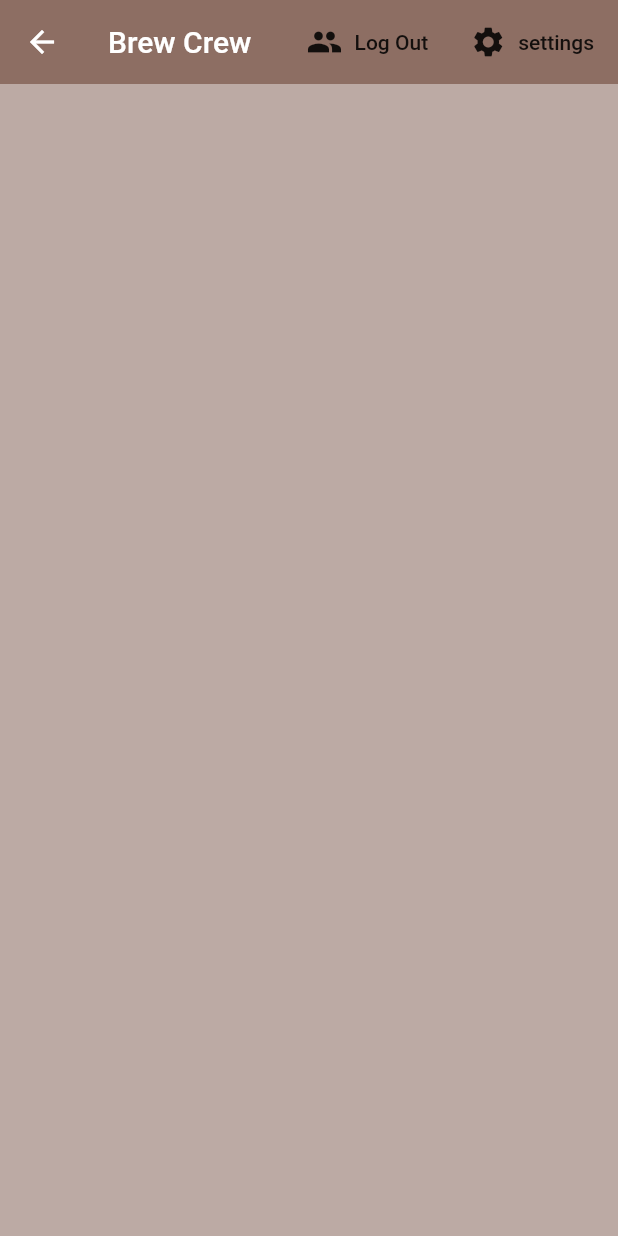
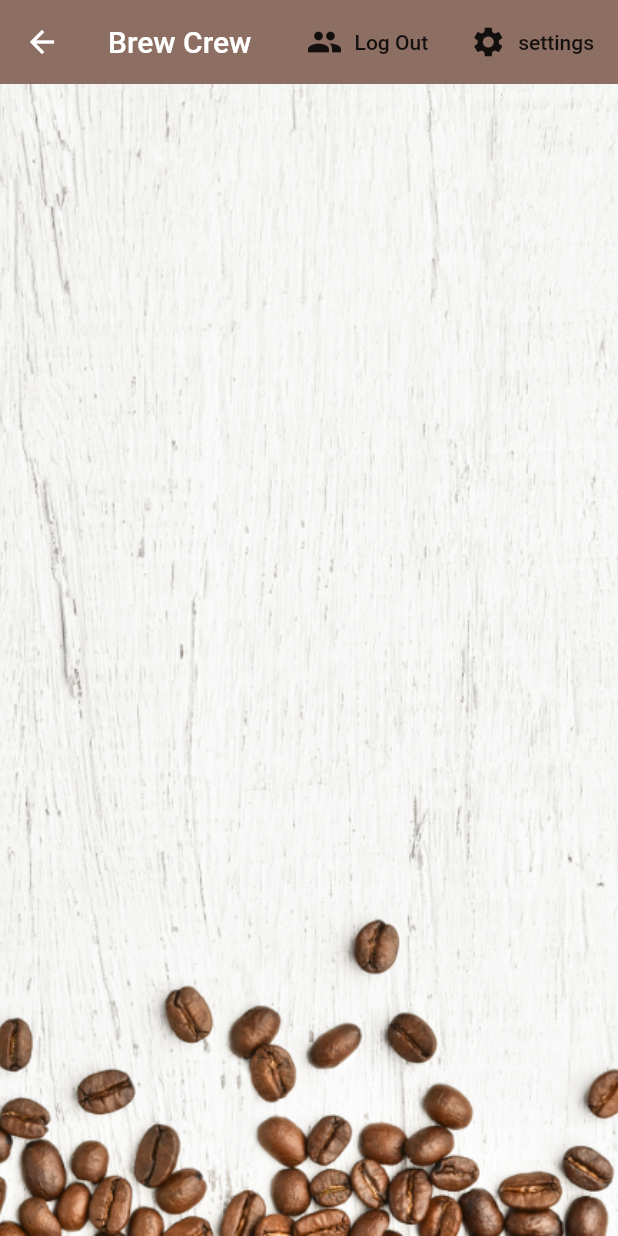
Before and after one commit to Omkarchavan28/brew_crew, a Flutter app: the Home screen opened directly, on a phone screen of 412 x 824 dp. Run offline on Flutter 3.47's test engine with Material 2 defaults, Android fonts, the phone set to English and light mode, and no system bars; our stand-ins replace cloud_firestore, firebase_auth, flutter_spinkit; accounts and stored records are empty.

```diff
--- a/lib/screens/homes/brew_tile.dart
+++ b/lib/screens/homes/brew_tile.dart
@@ -14,6 +14,7 @@ class BrewTile extends StatelessWidget {
           leading: CircleAvatar(
             radius: 25.0,
             backgroundColor: Colors.brown[brew.strength],
+            backgroundImage: AssetImage('assets/coffee_icon.png'),
           ),
           title: Text(brew.name),
           subtitle: Text('Takes ${brew.sugars} Sugars'),
--- a/lib/screens/homes/home.dart
+++ b/lib/screens/homes/home.dart
@@ -46,7 +46,15 @@ class Home extends StatelessWidget {
             ),
           ],
         ),
-        body: BrewList(),
+        body: Container(
+          decoration: BoxDecoration(
+            image: DecorationImage(
+              image: AssetImage('assets/coffee_bg.png'),
+              fit: BoxFit.cover,
+            ),
+          ),
+          child: BrewList(),
+        ),
       ),
     );
   }
```
